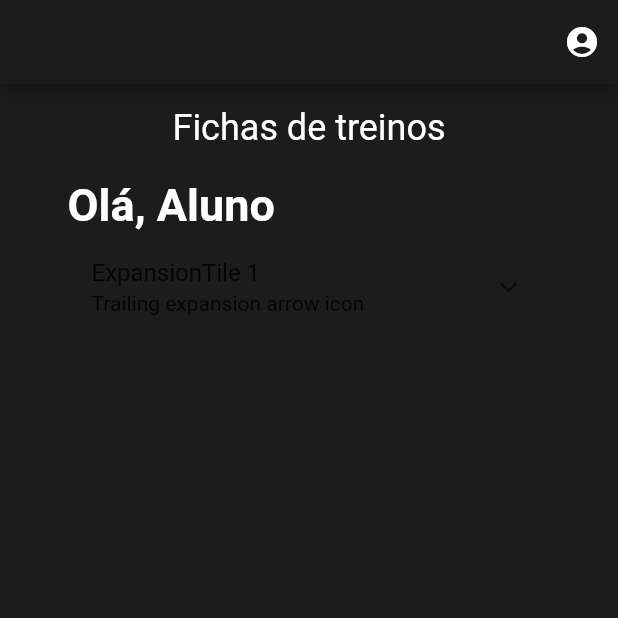
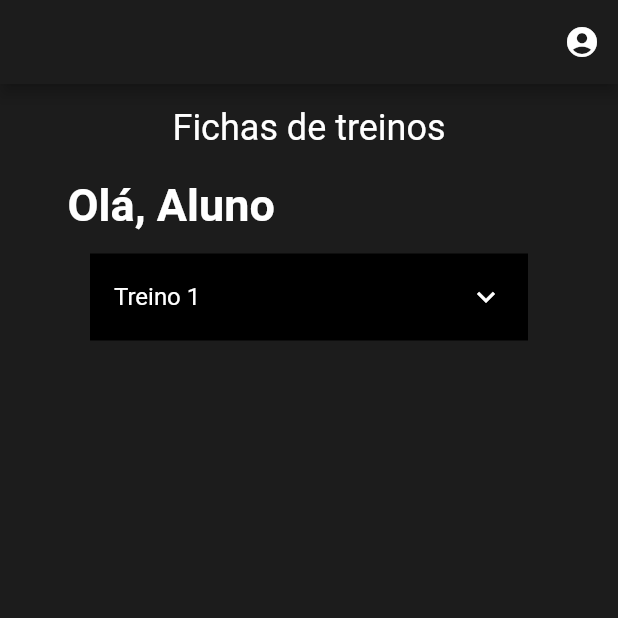
Before and after one commit to marcos-barcelar/IronChampions-app, a Flutter app: the screen it shows after launch, on a phone screen of 412 x 824 dp, the top half of it. Run offline on Flutter 3.47's test engine with Material 2 defaults, Android fonts, the phone set to English and light mode, and no system bars.

Commit message:
tela principal editada

```diff
--- a/lib/screens/primary_screen.dart
+++ b/lib/screens/primary_screen.dart
@@ -44,12 +44,33 @@ class PrimaryScreen extends StatelessWidget {
                     ),
                   ),
                 ),
-                  const ExpansionTile(
-                    title: Text('ExpansionTile 1'),
-                    subtitle: Text('Trailing expansion arrow icon'),
+                Padding(
+                  padding: const EdgeInsets.all(15.0),
+                  child: ExpansionTile(
+                    collapsedBackgroundColor: Colors.black,
+                    title: Text(
+                      'Treino 1',
+                      style: TextStyle(
+                        color: Colors.white,
+                      ),
+                    ),
+                    trailing: Icon(
+                      Icons.expand_more,
+                      color: Colors.white,
+                    ),
+                    backgroundColor: Color(0xFF1C1C1C),
                     children: <Widget>[
-                      ListTile(title: Text('This is tile number 1')),
+                      ListTile(
+                        title: Text(
+                          'This is tile number 1',
+                          style: TextStyle(
+                            color: Colors.white,
+                          ),
+                        ),
+
+                      ),
                     ],
+                  ),
                 ),
               ],
             ),
```
Lines whose indentation alone changed are shown as unchanged.
